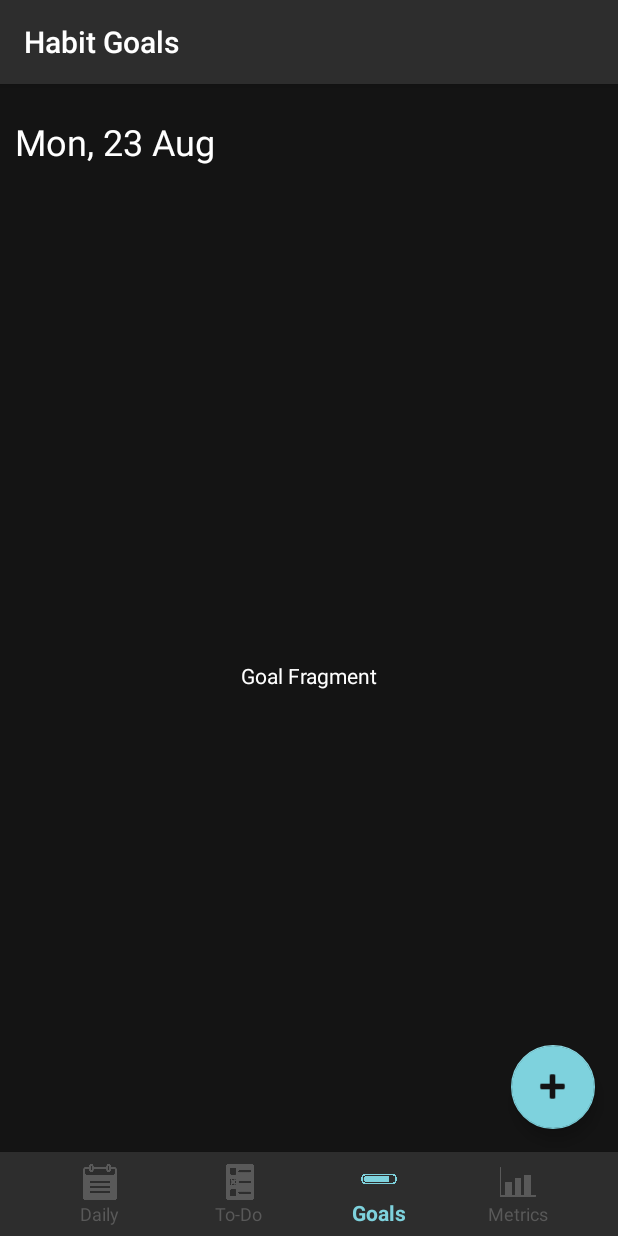
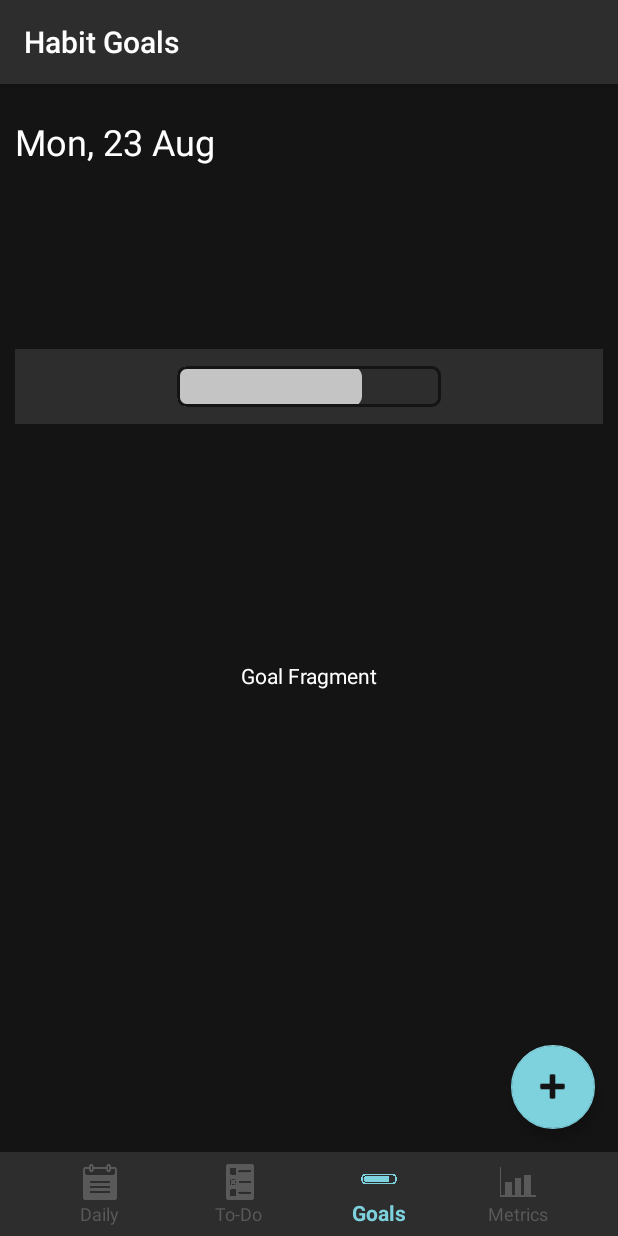
Before and after one commit to AkiPunzalan/MOBDEVE-MCO, an Android app: the screen it shows after launch (MainActivity), item 3 of the bottom bar chosen, on a phone screen of 412 x 824 dp. Run offline under Robolectric (Android 15) with nearby library versions, the phone set to English and light mode, and no system bars; Roboto replaces fonts that are not available here.

Commit message:
sample progress bar

```diff
--- /dev/null
+++ b/app/src/main/res/drawable/bar.xml
@@ -0,0 +1,20 @@
+<?xml version="1.0" encoding="utf-8"?>
+<layer-list xmlns:android="http://schemas.android.com/apk/res/android">
+    <item android:id="@android:id/progress">
+        <scale android:scaleWidth="100%">
+            <shape android:shape="rectangle">
+
+                <corners android:radius="7dp"></corners>
+                <solid android:color="@color/grey_highlight" />
+            </shape>
+        </scale>
+    </item>
+    <item>
+        <shape
+            android:shape="rectangle">
+            <corners android:radius="5dp"></corners>
+            <stroke android:width="2dp"
+                android:color="@color/black_primary"/>
+        </shape>
+    </item>
+</layer-list>
--- a/app/src/main/res/layout/fragment_goal.xml
+++ b/app/src/main/res/layout/fragment_goal.xml
@@ -19,4 +19,34 @@
         app:layout_constraintStart_toStartOf="parent"
         app:layout_constraintTop_toTopOf="parent" />
 
+    <androidx.constraintlayout.widget.ConstraintLayout
+        android:layout_width="0dp"
+        android:layout_height="50dp"
+        android:layout_marginStart="10dp"
+        android:layout_marginTop="100dp"
+        android:layout_marginEnd="10dp"
+        android:background="@color/black_secondary"
+        app:layout_constraintEnd_toEndOf="parent"
+        app:layout_constraintHorizontal_bias="1.0"
+        app:layout_constraintStart_toStartOf="parent"
+        app:layout_constraintTop_toTopOf="parent">
+
+        <!--SAMPLE PROGRESS BAR
+        Change element android:progress for displayed progress-->
+        <ProgressBar
+
+            android:id="@+id/progressBar2"
+            style="?android:attr/progressBarStyleHorizontal"
+            android:layout_width="176dp"
+
+            android:layout_height="27dp"
+            android:indeterminateOnly="false"
+            android:progressDrawable="@drawable/bar"
+            app:layout_constraintBottom_toBottomOf="parent"
+            app:layout_constraintEnd_toEndOf="parent"
+            app:layout_constraintStart_toStartOf="parent"
+            app:layout_constraintTop_toTopOf="parent"
+            android:progress="70" />
+    </androidx.constraintlayout.widget.ConstraintLayout>
+
 </androidx.constraintlayout.widget.ConstraintLayout>
```
